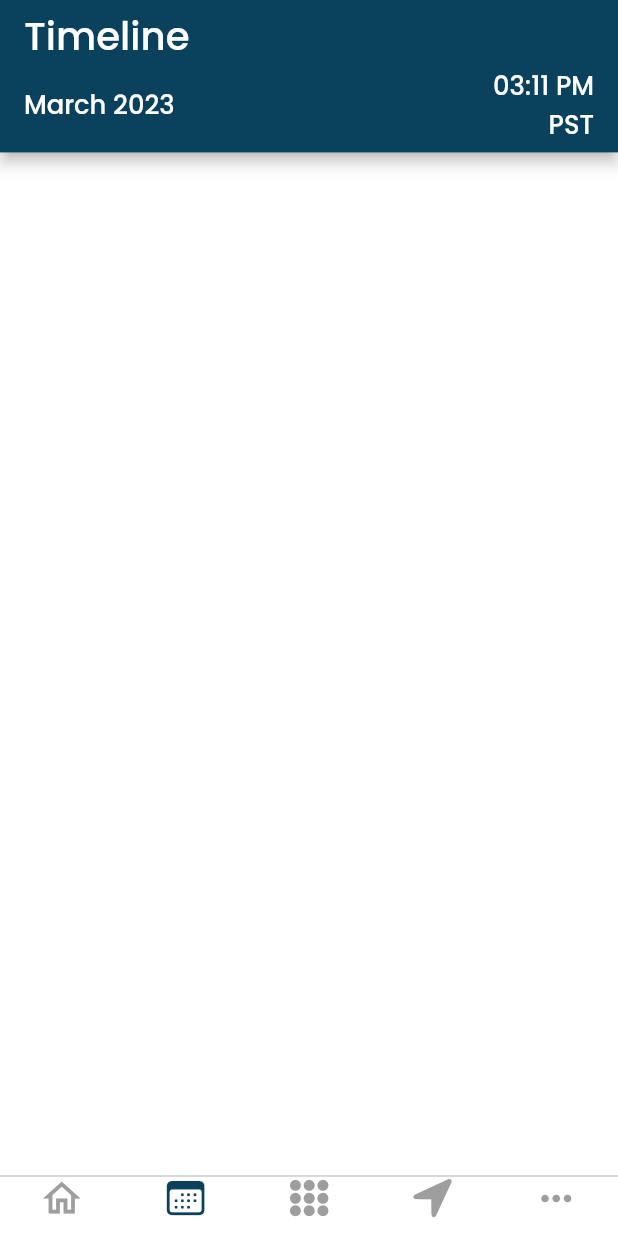
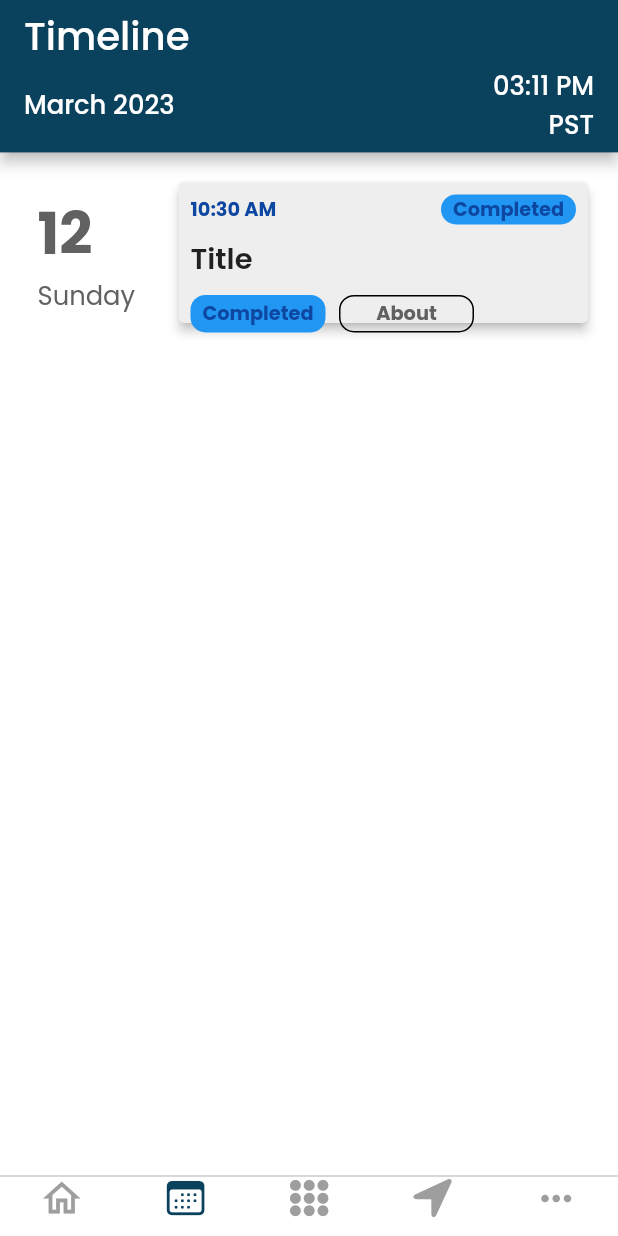
Before and after one commit to ahmadexe/YESIST12-iOS-App, a Flutter app: the screen it shows after launch, swiped to page 2, on a phone screen of 412 x 824 dp. Run offline on Flutter 3.47's test engine with Material 2 defaults, Android fonts, the phone set to English and light mode, and no system bars; our stand-ins replace form_builder_validators.

Commit message:
timeline card frontend -working

```diff
--- a/lib/models/timeline.dart
+++ b/lib/models/timeline.dart
@@ -3,7 +3,7 @@ import 'dart:convert';
 
 import 'package:flutter/foundation.dart';
 
-class Timeline {
+class TimelineModel {
   final String title;
   final DateTime date;
   final String description;
@@ -11,7 +11,7 @@ class Timeline {
   final DateTime endTime;
   final String eventUrl;
   final List<String> speakers;
-  Timeline({
+  TimelineModel({
     required this.title,
     required this.date,
     required this.description,
@@ -21,7 +21,8 @@ class Timeline {
     required this.speakers,
   });
 
-  Timeline copyWith({
+
+  TimelineModel copyWith({
     String? title,
     DateTime? date,
     String? description,
@@ -30,7 +31,7 @@ class Timeline {
     String? eventUrl,
     List<String>? speakers,
   }) {
-    return Timeline(
+    return TimelineModel(
       title: title ?? this.title,
       date: date ?? this.date,
       description: description ?? this.description,
@@ -53,8 +54,8 @@ class Timeline {
     };
   }
 
-  factory Timeline.fromMap(Map<String, dynamic> map) {
-    return Timeline(
+  factory TimelineModel.fromMap(Map<String, dynamic> map) {
+    return TimelineModel(
       title: map['title'] as String,
       date: DateTime.fromMillisecondsSinceEpoch(map['date'] as int),
       description: map['description'] as String,
@@ -67,15 +68,15 @@ class Timeline {
 
   String toJson() => json.encode(toMap());
 
-  factory Timeline.fromJson(String source) => Timeline.fromMap(json.decode(source) as Map<String, dynamic>);
+  factory TimelineModel.fromJson(String source) => TimelineModel.fromMap(json.decode(source) as Map<String, dynamic>);
 
   @override
   String toString() {
-    return 'Timeline(title: $title, date: $date, description: $description, startTime: $startTime, endTime: $endTime, eventUrl: $eventUrl, speakers: $speakers)';
+    return 'TimelineModel(title: $title, date: $date, description: $description, startTime: $startTime, endTime: $endTime, eventUrl: $eventUrl, speakers: $speakers)';
   }
 
   @override
-  bool operator ==(covariant Timeline other) {
+  bool operator ==(covariant TimelineModel other) {
     if (identical(this, other)) return true;
 
     return
--- a/lib/screens/timeline/timeline_screen.dart
+++ b/lib/screens/timeline/timeline_screen.dart
@@ -1,5 +1,7 @@
 import 'package:flutter/material.dart';
+import 'package:intl/intl.dart';
 import 'package:yesist_ios_app/configs/configs.dart';
+import 'package:yesist_ios_app/models/timeline.dart';
 import 'package:yesist_ios_app/static/constants.dart';
 
 part 'widgets/_timeline_card.dart';
@@ -33,6 +35,22 @@ class TimelineScreen extends StatelessWidget {
         ),
         centerTitle: false,
       ),
+      body: Padding(
+        padding: const EdgeInsets.all(8.0),
+        child: Column(
+          children: [
+            _TimelineCard(
+                timeline: TimelineModel(
+                    title: "Title",
+                    date: DateTime.now(),
+                    description: "Description",
+                    startTime: DateTime.now(),
+                    endTime: DateTime.now(),
+                    eventUrl: "s",
+                    speakers: ["Ahmad"]))
+          ],
+        ),
+      ),
     );
   }
 }
--- a/lib/screens/timeline/widgets/_timeline_card.dart
+++ b/lib/screens/timeline/widgets/_timeline_card.dart
@@ -1 +1,128 @@
 part of '../timeline_screen.dart';
+
+class _TimelineCard extends StatelessWidget {
+  final TimelineModel timeline;
+  const _TimelineCard({required this.timeline});
+
+  @override
+  Widget build(BuildContext context) {
+    return SizedBox(
+      height: MediaQuery.of(context).size.height * 1 / 7,
+      width: double.infinity,
+      child: Row(
+        crossAxisAlignment: CrossAxisAlignment.center,
+        mainAxisAlignment: MainAxisAlignment.start,
+        children: [
+          Expanded(
+            child: Center(
+              child: Column(
+                mainAxisAlignment: MainAxisAlignment.center,
+                crossAxisAlignment: CrossAxisAlignment.start,
+                children: [
+                  Text(
+                    timeline.date.day.toString(),
+                    style: AppText.h1b!.copyWith(color: Colors.grey[700]),
+                  ),
+                  Text(
+                    DateFormat('EEEE').format(timeline.date).toString(),
+                    style: AppText.b2!.copyWith(color: Colors.grey[700]),
+                  ),
+                ],
+              ),
+            ),
+          ),
+          Expanded(
+            flex: 3,
+            child: Container(
+              padding: const EdgeInsets.all(8),
+              child: Card(
+                color: Colors.grey[200],
+                elevation: 3,
+                child: Padding(
+                  padding: const EdgeInsets.all(8.0),
+                  child: Column(
+                    crossAxisAlignment: CrossAxisAlignment.start,
+                    children: [
+                      Row(
+                        mainAxisAlignment: MainAxisAlignment.spaceBetween,
+                        children: [
+                          Text(
+                            DateFormat("hh:mm a").format(timeline.startTime),
+                            style:
+                                AppText.l2b!.copyWith(color: Colors.blue[900]),
+                          ),
+                          Container(
+                            height: 20,
+                            width: 90,
+                            decoration: BoxDecoration(
+                              borderRadius: BorderRadius.circular(10),
+                              color: Colors.blue,
+                            ),
+                            child: Center(
+                              child: Text(
+                                "Completed",
+                                style: AppText.l2b!
+                                    .copyWith(color: Colors.blue[900]),
+                                textAlign: TextAlign.center,
+                              ),
+                            ),
+                          ),
+                        ],
+                      ),
+                      Space.y!,
+                      Text(
+                        timeline.title,
+                        style: AppText.b1!.w(6),
+                      ),
+                      Space.y!,
+                      Row(
+                        children: [
+                          timeline.eventUrl.trim().isEmpty
+                              ? const SizedBox()
+                              : Container(
+                                  height: 25,
+                                  width: 90,
+                                  decoration: BoxDecoration(
+                                    borderRadius: BorderRadius.circular(10),
+                                    color: Colors.blue,
+                                  ),
+                                  child: Center(
+                                    child: Text(
+                                      "Completed",
+                                      style: AppText.l2b!
+                                          .copyWith(color: Colors.blue[900]),
+                                      textAlign: TextAlign.center,
+                                    ),
+                                  ),
+                                ),
+                          Space.x!,
+                          Container(
+                            height: 25,
+                            width: 90,
+                            decoration: BoxDecoration(
+                              borderRadius: BorderRadius.circular(10),
+                              border: Border.all(color: Colors.black),
+                              color: Colors.transparent,
+                            ),
+                            child: Center(
+                              child: Text(
+                                "About",
+                                style: AppText.l2b!
+                                    .copyWith(color: Colors.grey[700]),
+                                textAlign: TextAlign.center,
+                              ),
+                            ),
+                          ),
+                        ],
+                      )
+                    ],
+                  ),
+                ),
+              ),
+            ),
+          )
+        ],
+      ),
+    );
+  }
+}
--- /dev/null
+++ b/lib/utils/datetime_utils.dart
@@ -0,0 +1,5 @@
+class DatetimeUtils {
+  static getDifferenceInMinutes(DateTime date1, DateTime date2) {
+    return date1.difference(date2).inMinutes;
+  }
+}
--- a/pubspec.yaml
+++ b/pubspec.yaml
@@ -36,12 +36,15 @@ dependencies:
   # Use with the CupertinoIcons class for iOS style icons.
   cupertino_icons: ^1.0.2
   intl: ^0.17.0
+  # Forms
   flutter_form_builder: ^7.0.0-alpha.3
   form_builder_validators: ^8.5.0
+  # State management
   provider: ^6.0.5
   bloc: ^8.1.1
   flutter_bloc: ^8.1.2
   hydrated_bloc: ^9.1.0
+  # Svg images
   flutter_svg: ^2.0.3
 
 dev_dependencies:
```
